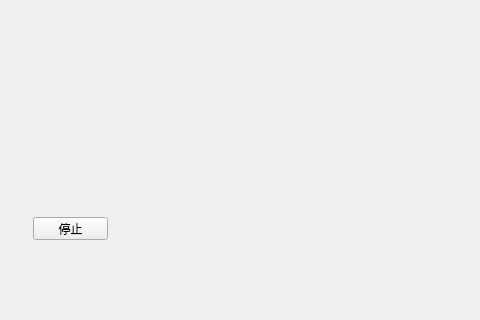
Qt form mainwindow.ui (llu2613/VideoPlayDemo) before a commit; both pictures show x 117 to 597 and y 280 to 600 of the 800 by 600 pixel window.
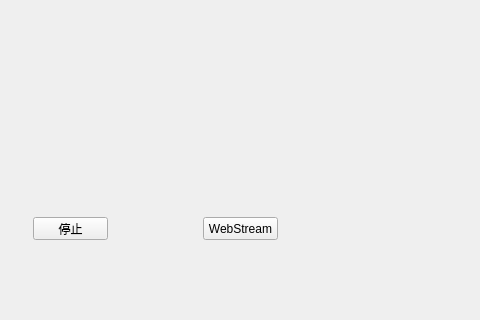
The same form after that commit.

What changed in the file:
```diff
--- a/mainwindow.ui
+++ b/mainwindow.ui
@@ -73,6 +73,19 @@
      </item>
     </layout>
    </widget>
+   <widget class="QPushButton" name="pushButton_web_stream">
+    <property name="geometry">
+     <rect>
+      <x>320</x>
+      <y>480</y>
+      <width>75</width>
+      <height>23</height>
+     </rect>
+    </property>
+    <property name="text">
+     <string>WebStream</string>
+    </property>
+   </widget>
   </widget>
   <widget class="QMenuBar" name="menuBar">
    <property name="geometry">
```
Left out of the diff: 2 changed lines with no effect on the pictures.
